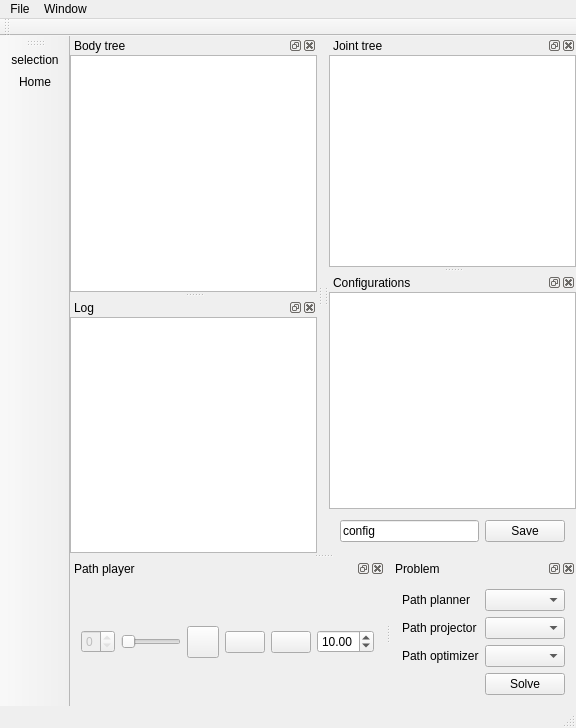
Above: include/hpp/gui/ui/mainwindow.ui from humanoid-path-planner/hpp-gui before the change. Below: the same form after it.
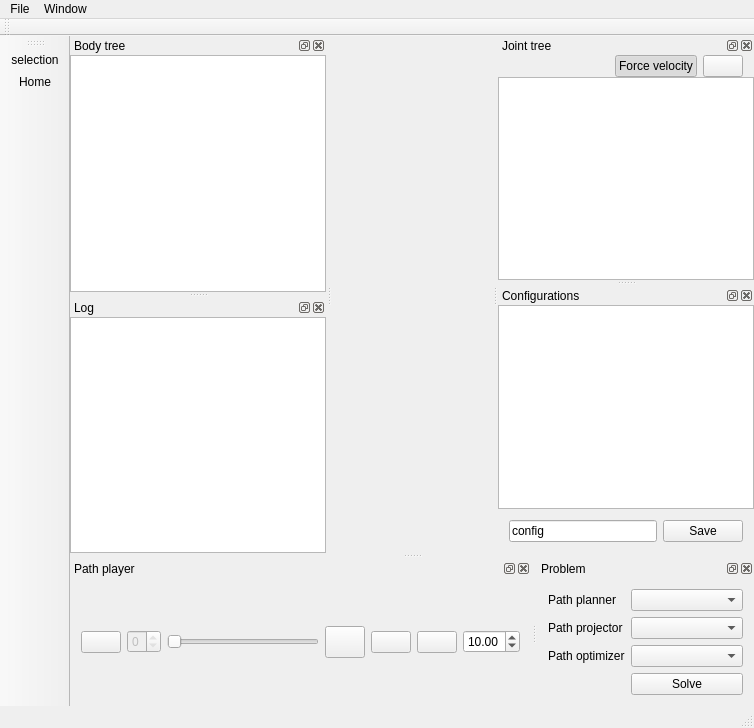
That is the form after the change. Icons and pictures are not drawn. Custom widgets are drawn as their Qt base class.

What changed in the file:
```diff
--- a/include/hpp/gui/ui/mainwindow.ui
+++ b/include/hpp/gui/ui/mainwindow.ui
@@ -6,7 +6,7 @@
    <rect>
     <x>0</x>
     <y>0</y>
-    <width>576</width>
+    <width>754</width>
     <height>728</height>
    </rect>
   </property>
@@ -29,7 +29,7 @@
     <rect>
      <x>0</x>
      <y>0</y>
-     <width>576</width>
+     <width>754</width>
      <height>22</height>
     </rect>
    </property>
@@ -121,6 +121,64 @@
      <property name="margin">
       <number>0</number>
      </property>
+     <item>
+      <widget class="QWidget" name="widget_2" native="true">
+       <layout class="QHBoxLayout" name="horizontalLayout_2">
+        <property name="topMargin">
+         <number>0</number>
+        </property>
+        <property name="bottomMargin">
+         <number>0</number>
+        </property>
+        <item>
+         <spacer name="horizontalSpacer">
+          <property name="orientation">
+           <enum>Qt::Horizontal</enum>
+          </property>
+          <property name="sizeHint" stdset="0">
+           <size>
+            <width>40</width>
+            <height>20</height>
+           </size>
+          </property>
+         </spacer>
+        </item>
+        <item>
+         <widget class="QPushButton" name="button_forceVelocity">
+          <property name="toolTip">
+           <string>&lt;html&gt;&lt;head/&gt;&lt;body&gt;&lt;p&gt;When possible, force velocity mode.&lt;/p&gt;&lt;p&gt;&lt;br/&gt;&lt;/p&gt;&lt;p&gt;There are two modes available for editing the value of a joint:&lt;/p&gt;&lt;p&gt;- velocity: the user provides a speed to be integrated by HPP;&lt;/p&gt;&lt;p&gt;- position: the user provides the value of the joint.&lt;/p&gt;&lt;/body&gt;&lt;/html&gt;</string>
+          </property>
+          <property name="text">
+           <string>Force velocity</string>
+          </property>
+          <property name="checkable">
+           <bool>true</bool>
+          </property>
+          <property name="checked">
+           <bool>true</bool>
+          </property>
+         </widget>
+        </item>
+        <item>
+         <widget class="QPushButton" name="refreshButton">
+          <property name="text">
+           <string/>
+          </property>
+          <property name="icon">
+           <iconset resource="../../../../res/images.qrc">
+            <normaloff>:/icons/refresh.png</normaloff>:/icons/refresh.png</iconset>
+          </property>
+          <property name="iconSize">
+           <size>
+            <width>18</width>
+            <height>18</height>
+           </size>
+          </property>
+         </widget>
+        </item>
+       </layout>
+      </widget>
+     </item>
      <item>
       <widget class="QTreeView" name="jointTree">
        <property name="contextMenuPolicy">
@@ -228,6 +286,23 @@
    </attribute>
    <widget class="PathPlayer" name="dockWidgetContents_player">
     <layout class="QHBoxLayout" name="horizontalLayout_3">
+     <item>
+      <widget class="QPushButton" name="refreshButton_path">
+       <property name="text">
+        <string/>
+       </property>
+       <property name="icon">
+        <iconset resource="../../../../res/images.qrc">
+         <normaloff>:/icons/refresh.png</normaloff>:/icons/refresh.png</iconset>
+       </property>
+       <property name="iconSize">
+        <size>
+         <width>18</width>
+         <height>18</height>
+        </size>
+       </property>
+      </widget>
+     </item>
      <item>
       <widget class="QSpinBox" name="pathIndexSpin">
        <property name="enabled">
@@ -432,17 +507,7 @@
       <number>0</number>
      </property>
      <item>
-      <widget class="QPlainTextEdit" name="logText">
-       <property name="readOnly">
-        <bool>true</bool>
-       </property>
-       <property name="textInteractionFlags">
-        <set>Qt::TextBrowserInteraction</set>
-       </property>
-       <property name="maximumBlockCount">
-        <number>100</number>
-       </property>
-      </widget>
+      <widget class="QTextEdit" name="logText"/>
      </item>
     </layout>
    </widget>
```
Left out of the diff: 33 changed lines with no effect on the pictures.
